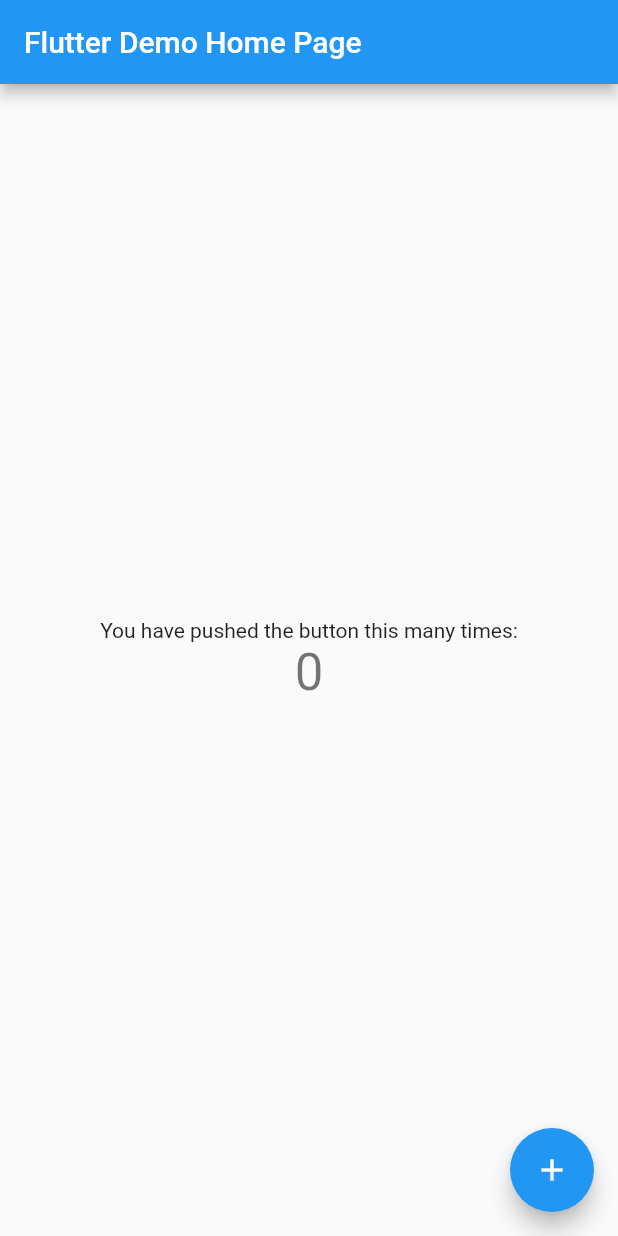
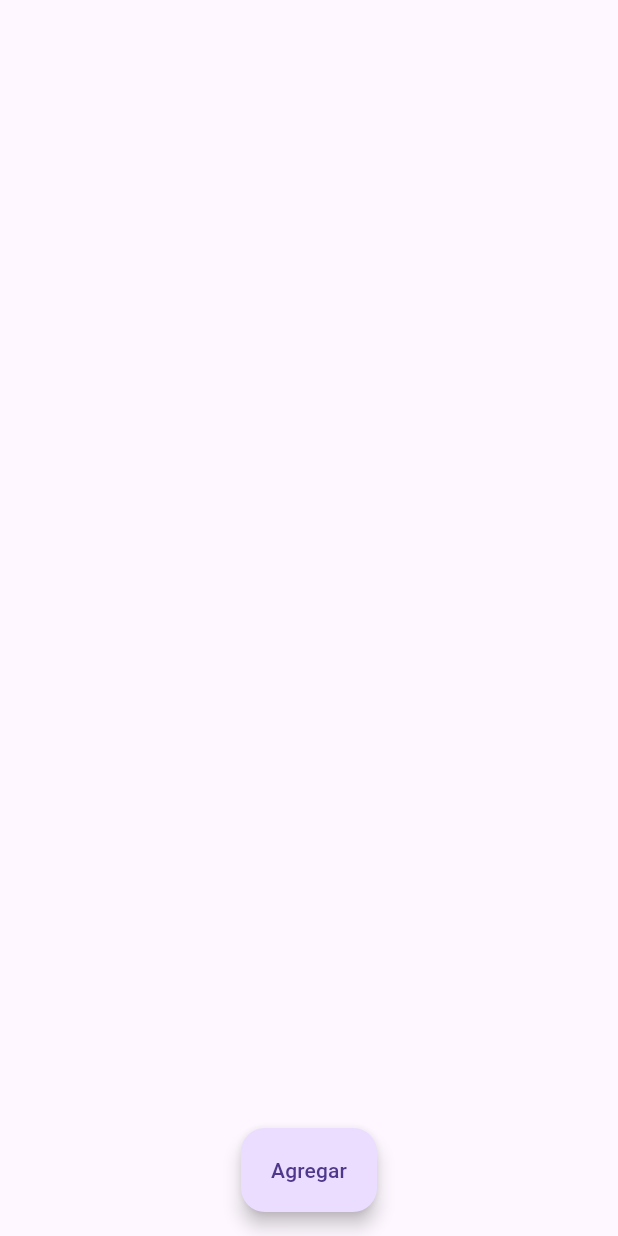
Before and after one commit to MartinEduardoCamilo/TodoApp, a Flutter app: the screen it shows after launch, on a phone screen of 412 x 824 dp. Run offline on Flutter 3.47's test engine with Material 2 defaults, Android fonts, the phone set to English and light mode, and no system bars; missing offline and left inert: dart:ffi, dart:js.

```diff
--- a/lib/main.dart
+++ b/lib/main.dart
@@ -1,4 +1,5 @@
 import 'package:flutter/material.dart';
+import 'pages/home_page.dart';
 
 void main() {
   runApp(const MyApp());
@@ -11,105 +12,13 @@ class MyApp extends StatelessWidget {
   @override
   Widget build(BuildContext context) {
     return MaterialApp(
+      debugShowCheckedModeBanner: false,
       title: 'Flutter Demo',
       theme: ThemeData(
-        // This is the theme of your application.
-        //
-        // Try running your application with "flutter run". You'll see the
-        // application has a blue toolbar. Then, without quitting the app, try
-        // changing the primarySwatch below to Colors.green and then invoke
-        // "hot reload" (press "r" in the console where you ran "flutter run",
-        // or simply save your changes to "hot reload" in a Flutter IDE).
-        // Notice that the counter didn't reset back to zero; the application
-        // is not restarted.
+        useMaterial3: true,
         primarySwatch: Colors.blue,
       ),
-      home: const MyHomePage(title: 'Flutter Demo Home Page'),
+      home: const HomePage(),
     );
   }
 }
-
-class MyHomePage extends StatefulWidget {
-  const MyHomePage({super.key, required this.title});
-
-  // This widget is the home page of your application. It is stateful, meaning
-  // that it has a State object (defined below) that contains fields that affect
-  // how it looks.
-
-  // This class is the configuration for the state. It holds the values (in this
-  // case the title) provided by the parent (in this case the App widget) and
-  // used by the build method of the State. Fields in a Widget subclass are
-  // always marked "final".
-
-  final String title;
-
-  @override
-  State<MyHomePage> createState() => _MyHomePageState();
-}
-
-class _MyHomePageState extends State<MyHomePage> {
-  int _counter = 0;
-
-  void _incrementCounter() {
-    setState(() {
-      // This call to setState tells the Flutter framework that something has
-      // changed in this State, which causes it to rerun the build method below
-      // so that the display can reflect the updated values. If we changed
-      // _counter without calling setState(), then the build method would not be
-      // called again, and so nothing would appear to happen.
-      _counter++;
-    });
-  }
-
-  @override
-  Widget build(BuildContext context) {
-    // This method is rerun every time setState is called, for instance as done
-    // by the _incrementCounter method above.
-    //
-    // The Flutter framework has been optimized to make rerunning build methods
-    // fast, so that you can just rebuild anything that needs updating rather
-    // than having to individually change instances of widgets.
-    return Scaffold(
-      appBar: AppBar(
-        // Here we take the value from the MyHomePage object that was created by
-        // the App.build method, and use it to set our appbar title.
-        title: Text(widget.title),
-      ),
-      body: Center(
-        // Center is a layout widget. It takes a single child and positions it
-        // in the middle of the parent.
-        child: Column(
-          // Column is also a layout widget. It takes a list of children and
-          // arranges them vertically. By default, it sizes itself to fit its
-          // children horizontally, and tries to be as tall as its parent.
-          //
-          // Invoke "debug painting" (press "p" in the console, choose the
-          // "Toggle Debug Paint" action from the Flutter Inspector in Android
-          // Studio, or the "Toggle Debug Paint" command in Visual Studio Code)
-          // to see the wireframe for each widget.
-          //
-          // Column has various properties to control how it sizes itself and
-          // how it positions its children. Here we use mainAxisAlignment to
-          // center the children vertically; the main axis here is the vertical
-          // axis because Columns are vertical (the cross axis would be
-          // horizontal).
-          mainAxisAlignment: MainAxisAlignment.center,
-          children: <Widget>[
-            const Text(
-              'You have pushed the button this many times:',
-            ),
-            Text(
-              '$_counter',
-              style: Theme.of(context).textTheme.headline4,
-            ),
-          ],
-        ),
-      ),
-      floatingActionButton: FloatingActionButton(
-        onPressed: _incrementCounter,
-        tooltip: 'Increment',
-        child: const Icon(Icons.add),
-      ), // This trailing comma makes auto-formatting nicer for build methods.
-    );
-  }
-}
--- /dev/null
+++ b/lib/pages/home_page.dart
@@ -0,0 +1,38 @@
+import 'package:flutter/material.dart';
+import 'package:flutter/src/widgets/container.dart';
+import 'package:flutter/src/widgets/framework.dart';
+
+import 'add_todo_page.dart';
+
+class HomePage extends StatefulWidget {
+  const HomePage({super.key});
+
+  @override
+  State<HomePage> createState() => _HomePageState();
+}
+
+class _HomePageState extends State<HomePage> {
+
+
+  Future<void> _addTodo() async {
+    final result = await showDialog(
+      context: context,
+      builder: (context) => const AddTodoPage(),
+    );
+  }
+
+
+  @override
+  Widget build(BuildContext context) {
+    return Scaffold(
+      floatingActionButtonLocation: FloatingActionButtonLocation.centerFloat,
+      floatingActionButton: FloatingActionButton.extended(
+        elevation: 5,
+        clipBehavior: Clip.none,
+        onPressed:() => _addTodo(),
+        label: const Text("Agregar")),
+    );
+  }
+
+
+}
```
Also changed, not shown: lib/models/Todo.dart (added, +16 -0 lines), lib/pages/add_todo_page.dart (added, +54 -0 lines), lib/provider/todo_provider.dart (added, +10 -0 lines).
